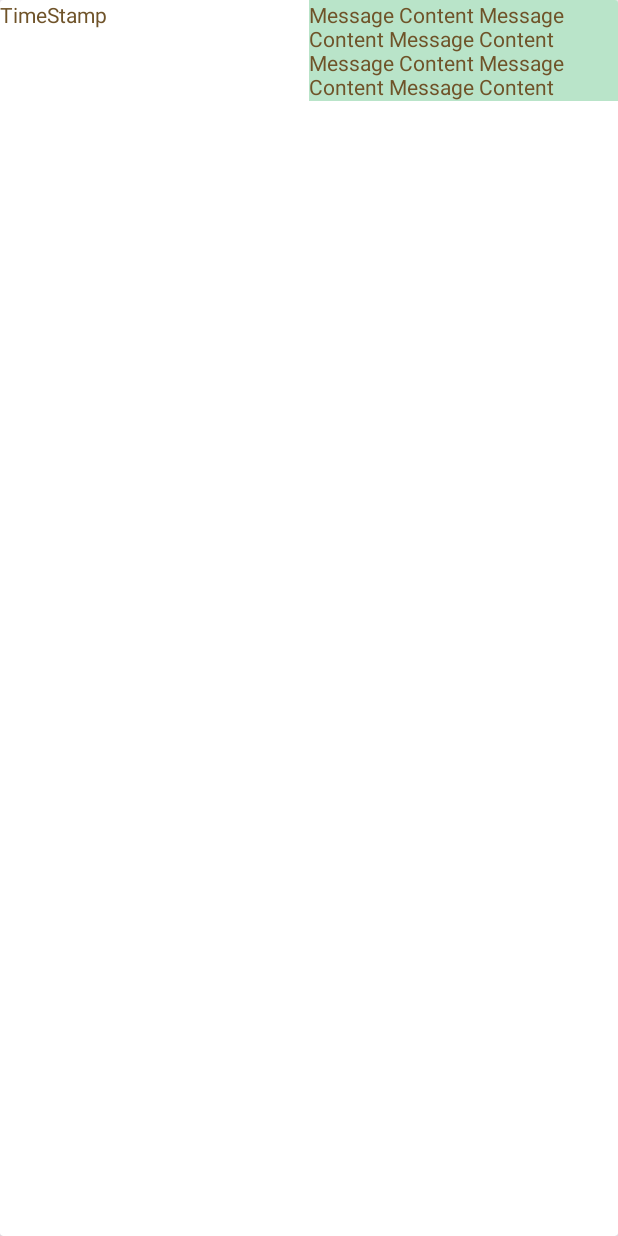
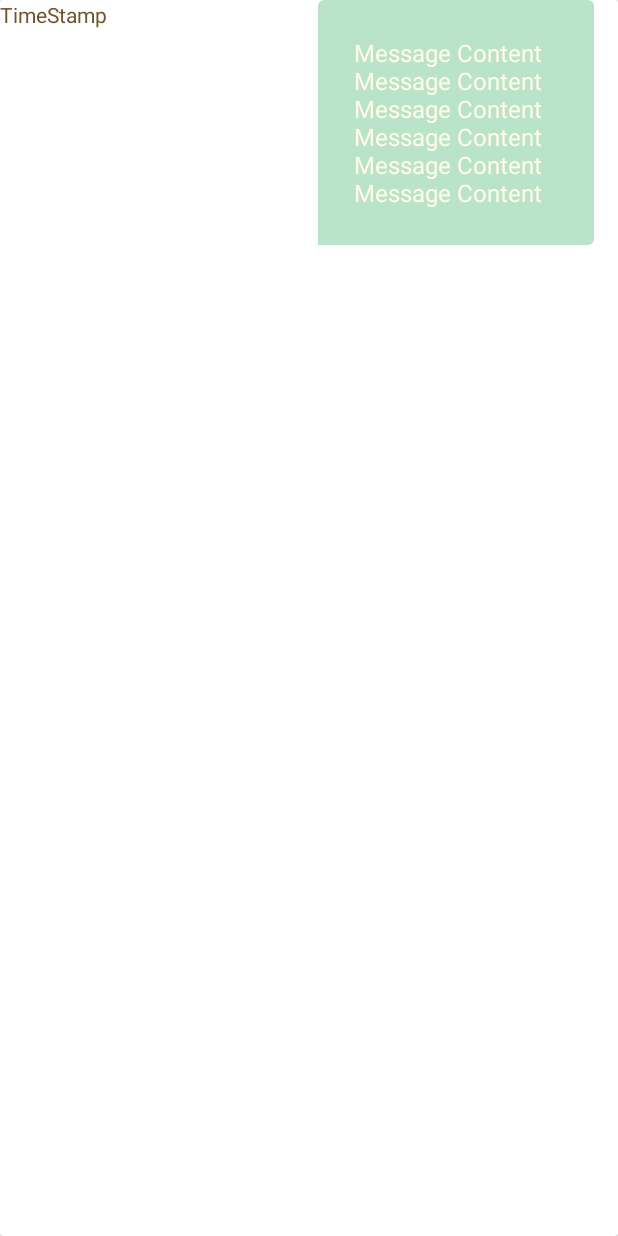
Before and after one commit to CS5520FeinbergFall2023/group-project-group-10, an Android app: the layout sent_message.xml on its own in the app's theme, with its tools: preview values and no code run, on a phone screen of 412 x 824 dp. Run offline under Robolectric (Android 15) with nearby library versions, the light colour scheme and no system bars.

Commit message:
Built a speech bubble drawable and tried to use it in the sent message layout

```diff
--- /dev/null
+++ b/app/src/main/res/drawable/speech_bubble.xml
@@ -0,0 +1,20 @@
+<?xml version="1.0" encoding="utf-8"?>
+<layer-list xmlns:android="http://schemas.android.com/apk/res/android">
+    <item>
+        <rotate
+            android:fromDegrees="45"
+            android:pivotX="-17%"
+            android:pivotY="47.3%"
+            android:toDegrees="0" >
+            <shape android:shape="rectangle" >
+                <solid android:color="@color/light_green" />
+            </shape>
+        </rotate>
+    </item>
+    <item android:right="16dp">
+        <shape android:shape="rectangle" >
+            <solid android:color="@color/light_green" />
+            <corners android:radius="4dp" />
+        </shape>
+    </item>
+</layer-list>
--- a/app/src/main/res/layout/sent_message.xml
+++ b/app/src/main/res/layout/sent_message.xml
@@ -3,7 +3,6 @@
     android:layout_width="match_parent"
     android:layout_height="match_parent"
     android:id="@+id/msg_sent_card">
-
     <LinearLayout
         android:layout_width="match_parent"
         android:layout_height="wrap_content"
@@ -16,17 +15,46 @@
             android:layout_weight="1"
             android:text="TimeStamp"
             android:textColor="#6F5329"/>
+        <!--
         <TextView
             android:id="@+id/msg_content"
-            android:background="#B9E4C9"
-            android:layout_width="0dp"
+            android:background="@drawable/speech_bubble"
+            android:layout_gravity="end"
+            android:padding="20dp"
+            android:layout_margin="20dp"
+            android:textSize="16sp"
+            android:maxWidth="200dp"
+            android:layout_width="wrap_content"
             android:layout_height="wrap_content"
-            android:layout_weight="1"
             android:text="Message Content Message Content Message Content Message Content Message Content Message Content "
-            android:textColor="#6F5329"/>
+            android:textColor="@color/light_yellow"/>
+ -->
 
 
+        <FrameLayout
+            android:layout_width="wrap_content"
+            android:layout_height="wrap_content"
+            android:layout_gravity="end"
+            android:paddingBottom="20dp">
+            <TextView
+                android:layout_width="wrap_content"
+                android:layout_height="wrap_content"
+                android:id="@+id/sentMessageInFrame"
+                android:textColor="@color/light_yellow"
+                android:background="@drawable/speech_bubble"
+                android:textSize="16sp"
+                android:maxWidth="200dp"
+                android:minWidth="50dp"
+                android:padding="24dp"
+                android:text="Message Content Message Content Message Content Message Content Message Content Message Content "/>
+
+            <ImageView
+                android:layout_width="match_parent"
+                android:layout_height="match_parent"
+                android:background="@drawable/speech_bubble"
+                android:rotation="-360" />
+
+        </FrameLayout>
 
     </LinearLayout>
-
 </androidx.cardview.widget.CardView>
```
